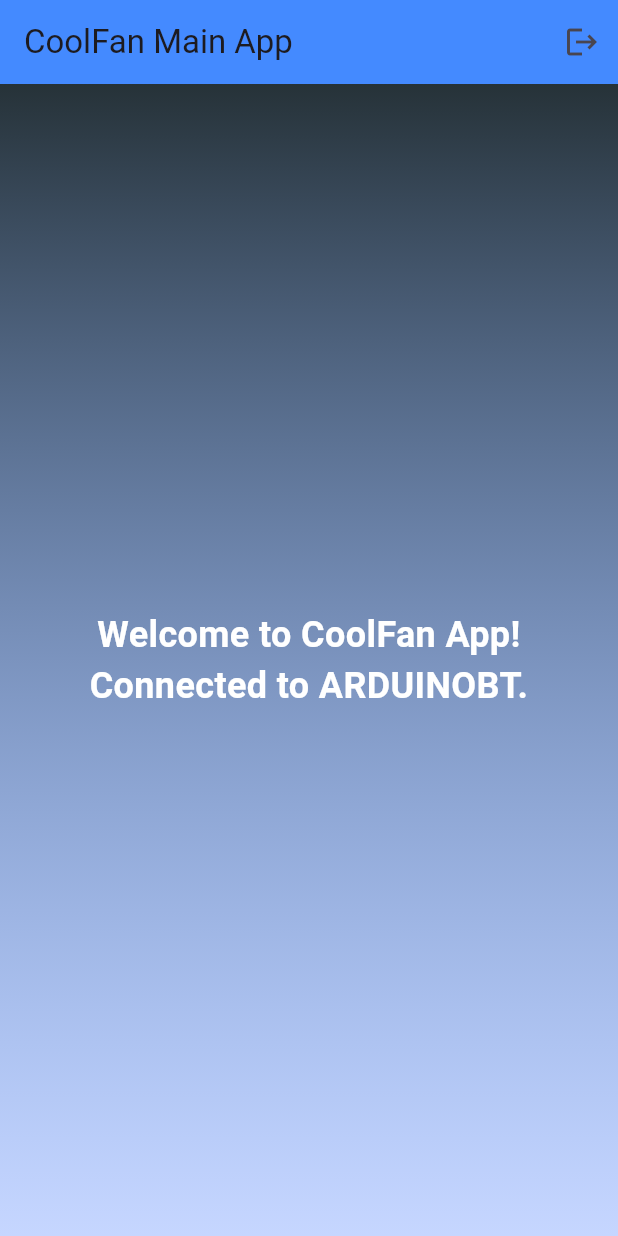
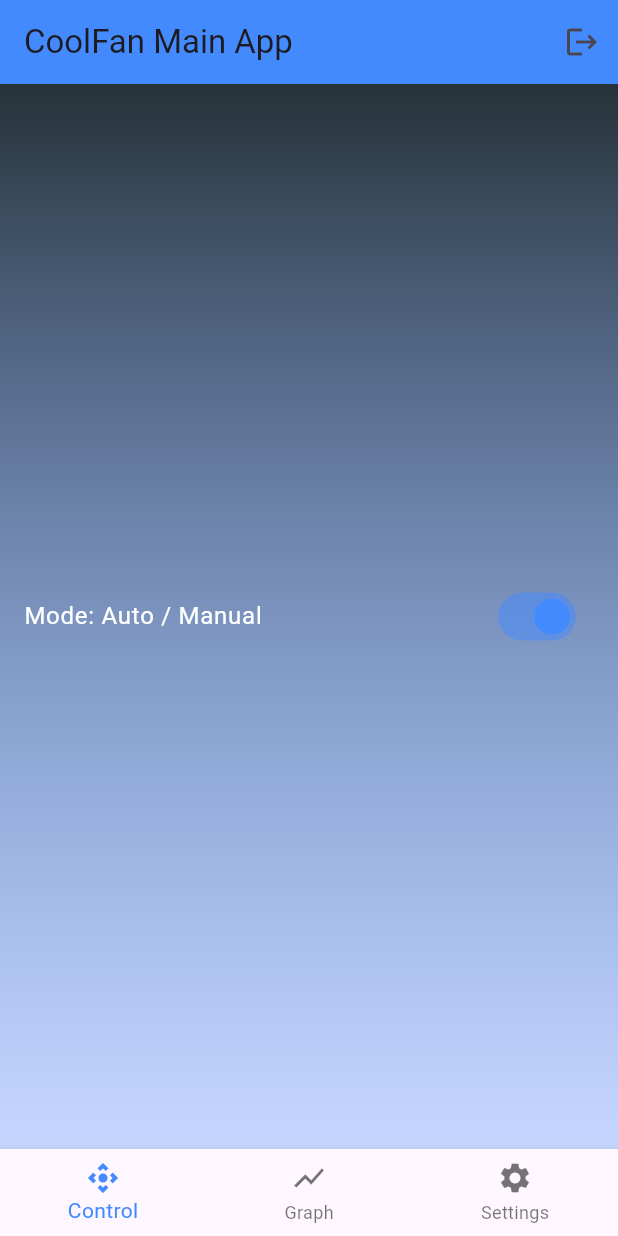
Before and after one commit to Ahmed-Abdelghany-11/Cryo_Control, a Flutter app: the MainAppScreen screen opened directly with empty values, on a phone screen of 412 x 824 dp. Run offline on Flutter 3.47's test engine with Material 3 defaults, Android fonts, the phone set to English and light mode, and no system bars; our stand-ins replace fl_chart, flutter_bloc, fluttertoast, permission_handler, sleek_circular_slider.

Commit message:
feat: implement control, graph, and settings screens
Adds control, graph, and settings features to the application.
- Implements `ControlScreen` with auto/manual mode switching and manual speed control using a circular slider.
- Implements `GraphScreen` to display temperature data received from Bluetooth using `fl_chart`.
- Implements `SettingsScreen` with a switch to enable/disable temperature data reception.
- Introduces `ControlCubit`, `GraphCubit`, and `SettingsCubit` for state management of these features.
- Refactors `MainAppScreen` to use a `BottomNavigationBar` to switch between control, graph, and settings screens.
- Implements `BluetoothService` for managing Bluetooth connection, sending commands, and receiving data streams.
- Updates Android native code (`MainActivity.kt`) to handle sending commands and receiving data via EventChannel.
- Adds dependencies for `fl_chart` and `sleek_circular_slider`.
- Removes unused `bluetooth_connection.dart`.

```diff
--- /dev/null
+++ b/lib/features/control/presentation/managers/control_state.dart
@@ -0,0 +1,22 @@
+class ControlState {
+  final bool isAuto;
+  final double speed;
+  final bool isSwitching;
+
+  ControlState({
+    required this.isAuto,
+    required this.speed,
+    required this.isSwitching,
+  });
+
+  factory ControlState.initial() =>
+      ControlState(isAuto: true, speed: 0, isSwitching: false);
+
+  ControlState copyWith({bool? isAuto, double? speed, bool? isSwitching}) {
+    return ControlState(
+      isAuto: isAuto ?? this.isAuto,
+      speed: speed ?? this.speed,
+      isSwitching: isSwitching ?? this.isSwitching,
+    );
+  }
+}
--- /dev/null
+++ b/lib/features/control/presentation/view/control_screen.dart
@@ -0,0 +1,77 @@
+import 'package:flutter/material.dart';
+import 'package:flutter_bloc/flutter_bloc.dart';
+import 'package:sleek_circular_slider/sleek_circular_slider.dart';
+
+import '../managers/control_cubit.dart';
+import '../managers/control_state.dart';
+
+class ControlScreen extends StatelessWidget {
+  @override
+  Widget build(BuildContext context) {
+    return BlocBuilder<ControlCubit, ControlState>(
+      builder: (context, state) {
+        return Center(
+          child: Column(
+            mainAxisAlignment: MainAxisAlignment.center,
+            children: [
+              SwitchListTile(
+                title: const Text(
+                  'Mode: Auto / Manual',
+                  style: TextStyle(color: Colors.white),
+                ),
+                value: state.isAuto,
+                activeColor: Colors.blueAccent,
+                inactiveThumbColor: Colors.grey,
+                onChanged:
+                    state.isSwitching
+                        ? null
+                        : (value) {
+                          context.read<ControlCubit>().setMode(value);
+                        },
+              ),
+              AnimatedVisibility(
+                visible: !state.isAuto,
+                child: SleekCircularSlider(
+                  appearance: CircularSliderAppearance(
+                    customWidths: CustomSliderWidths(progressBarWidth: 10),
+                    customColors: CustomSliderColors(
+                      progressBarColor: Colors.blueAccent,
+                    ),
+                    infoProperties: InfoProperties(
+                      mainLabelStyle: TextStyle(
+                        fontSize: 25,
+                        color: Colors.white,
+                      ),
+                      modifier: (double value) => '${value.toInt()}%',
+                    ),
+                  ),
+                  min: 0,
+                  max: 100,
+                  initialValue: state.speed,
+                  onChange: (double value) {
+                    context.read<ControlCubit>().setSpeed(value);
+                  },
+                ),
+              ),
+            ],
+          ),
+        );
+      },
+    );
+  }
+}
+
+class AnimatedVisibility extends StatelessWidget {
+  final bool visible;
+  final Widget child;
+
+  const AnimatedVisibility({required this.visible, required this.child});
+
+  @override
+  Widget build(BuildContext context) {
+    return AnimatedSwitcher(
+      duration: Duration(milliseconds: 300),
+      child: visible ? child : SizedBox.shrink(),
+    );
+  }
+}
--- /dev/null
+++ b/lib/features/graph/presentation/managers/graph_cubit.dart
@@ -0,0 +1,28 @@
+import 'dart:async';
+
+import 'package:flutter_bloc/flutter_bloc.dart';
+
+import '../../../../core/bluetooth_service.dart';
+
+class GraphCubit extends Cubit<List<double>> {
+  final BluetoothService bluetoothService;
+  late StreamSubscription _subscription;
+
+  GraphCubit(this.bluetoothService) : super([]) {
+    _subscription = bluetoothService.dataStream.listen((data) {
+      if (data.startsWith('TEMP:')) {
+        final tempStr = data.substring(5);
+        final temp = double.tryParse(tempStr);
+        if (temp != null) {
+          emit([...state, temp]);
+        }
+      }
+    });
+  }
+
+  @override
+  Future<void> close() {
+    _subscription.cancel();
+    return super.close();
+  }
+}
--- a/lib/features/home/presentation/view/screen/main_app_screen.dart
+++ b/lib/features/home/presentation/view/screen/main_app_screen.dart
@@ -1,28 +1,50 @@
 import 'package:flutter/material.dart';
-import 'package:flutter/services.dart';
+import 'package:flutter_bloc/flutter_bloc.dart';
 import 'package:fluttertoast/fluttertoast.dart';
 
-class MainAppScreen extends StatelessWidget {
-  final Future<void> Function() onDisconnect;
-  static const _platform = MethodChannel('com.example.cryo_control/bluetooth');
+import '../../../../../core/bluetooth_service.dart';
+import '../../../../control/presentation/managers/control_cubit.dart';
+import '../../../../control/presentation/view/control_screen.dart';
+import '../../../../graph/presentation/managers/graph_cubit.dart';
+import '../../../../graph/presentation/view/graph_screen.dart';
+import '../../../../settings/presentation/managers/settings_cubit.dart';
+import '../../../../settings/presentation/view/settings_screen.dart';
 
-  const MainAppScreen({super.key, required this.onDisconnect});
+class MainAppScreen extends StatefulWidget {
+  final BluetoothService bluetoothService;
 
-  Future<void> _handleLogout(BuildContext context) async {
+  const MainAppScreen({super.key, required this.bluetoothService});
+
+  @override
+  State<MainAppScreen> createState() => _MainAppScreenState();
+}
+
+class _MainAppScreenState extends State<MainAppScreen> {
+  int _selectedIndex = 0;
+  late List<Widget> _screens;
+
+  @override
+  void initState() {
+    super.initState();
+    _screens = [ControlScreen(), GraphScreen(), SettingsScreen()];
+  }
+
+  void _onItemTapped(int index) {
+    setState(() {
+      _selectedIndex = index;
+    });
+  }
+
+  Future<void> _handleLogout() async {
     try {
-      // first call your Dart-side cleanup
-      await onDisconnect();
-
-      // then invoke native disconnect (just in case)
-      await _platform.invokeMethod('disconnect');
-
+      await widget.bluetoothService.disconnect();
       Fluttertoast.showToast(
         msg: "Disconnected",
         backgroundColor: Colors.orange,
       );
-    } on PlatformException catch (e) {
+    } catch (e) {
       Fluttertoast.showToast(
-        msg: "Error disconnecting: ${e.message}",
+        msg: "Error disconnecting: $e",
         backgroundColor: Colors.red,
       );
     } finally {
@@ -32,7 +54,13 @@ class MainAppScreen extends StatelessWidget {
 
   @override
   Widget build(BuildContext context) {
-    return Scaffold(
+    return MultiBlocProvider(
+      providers: [
+        BlocProvider(create: (_) => ControlCubit(widget.bluetoothService)),
+        BlocProvider(create: (_) => SettingsCubit(widget.bluetoothService)),
+        BlocProvider(create: (_) => GraphCubit(widget.bluetoothService)),
+      ],
+      child: Scaffold(
         appBar: AppBar(
           title: const Text("CoolFan Main App"),
           backgroundColor: Colors.blueAccent,
@@ -40,28 +68,41 @@ class MainAppScreen extends StatelessWidget {
             IconButton(
               icon: const Icon(Icons.logout),
               tooltip: 'Disconnect',
-            onPressed: () => _handleLogout(context),
+              onPressed: _handleLogout,
             ),
           ],
         ),
         body: Container(
           decoration: BoxDecoration(
             gradient: LinearGradient(
-            colors: [Colors.blueGrey[900]!, Colors.blueAccent.withOpacity(0.3)],
+              colors: [
+                Colors.blueGrey[900]!,
+                Colors.blueAccent.withOpacity(0.3),
+              ],
               begin: Alignment.topCenter,
               end: Alignment.bottomCenter,
             ),
           ),
-        child: const Center(
-          child: Text(
-            "Welcome to CoolFan App!\nConnected to ARDUINOBT.",
-            textAlign: TextAlign.center,
-            style: TextStyle(
-              color: Colors.white,
-              fontSize: 24,
-              fontWeight: FontWeight.bold,
+          child: _screens[_selectedIndex],
         ),
+        bottomNavigationBar: BottomNavigationBar(
+          items: const [
+            BottomNavigationBarItem(
+              icon: Icon(Icons.control_camera),
+              label: 'Control',
             ),
+            BottomNavigationBarItem(
+              icon: Icon(Icons.show_chart),
+              label: 'Graph',
+            ),
+            BottomNavigationBarItem(
+              icon: Icon(Icons.settings),
+              label: 'Settings',
+            ),
+          ],
+          currentIndex: _selectedIndex,
+          selectedItemColor: Colors.blueAccent,
+          onTap: _onItemTapped,
         ),
       ),
     );
--- /dev/null
+++ b/lib/features/settings/presentation/managers/settings_cubit.dart
@@ -0,0 +1,16 @@
+import 'package:flutter_bloc/flutter_bloc.dart';
+import '../../../../core/bluetooth_service.dart';
+
+class SettingsCubit extends Cubit<bool> {
+  final BluetoothService bluetoothService;
+
+  SettingsCubit(this.bluetoothService) : super(false);
+
+  Future<void> setReceiveTemperature(bool value) async {
+    final command = value ? 'TEMP:ON' : 'TEMP:OFF';
+    for (int i = 0; i < 5; i++) {
+      await bluetoothService.sendCommand(command);
+    }
+    emit(value);
+  }
+}
--- a/pubspec.yaml
+++ b/pubspec.yaml
@@ -48,9 +48,10 @@ dependencies:
   provider: ^6.1.2
   shared_preferences: ^2.5.2
   skeletonizer: ^1.4.3
-#  flutter_bluetooth_serial: ^0.4.0
   permission_handler: ^11.0.1
   path_provider: ^2.1.5
+  sleek_circular_slider: ^2.0.1
+  fl_chart: ^0.63.0
 
 dev_dependencies:
   flutter_test:
```
Also changed, not shown: lib/core/bluetooth_service.dart (added, +57 -0 lines), lib/features/control/presentation/managers/control_cubit.dart (added, +36 -0 lines), lib/features/graph/presentation/view/graph_screen.dart (added, +71 -0 lines), lib/features/home/presentation/view/screen/home_screen.dart (+6 -21 lines), lib/features/settings/presentation/view/settings_screen.dart (added, +28 -0 lines), lib/core/bluetooth/bluetooth_connection.dart (deleted), pubspec.lock, 1 other file. Lines whose indentation alone changed are shown as unchanged.
